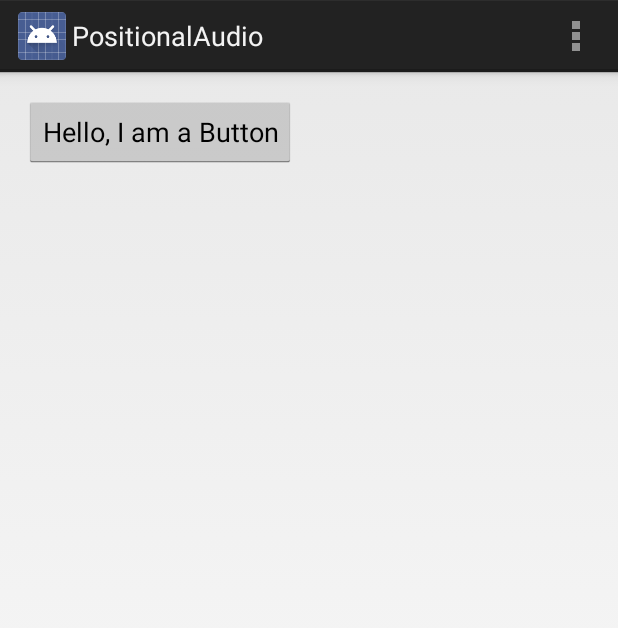
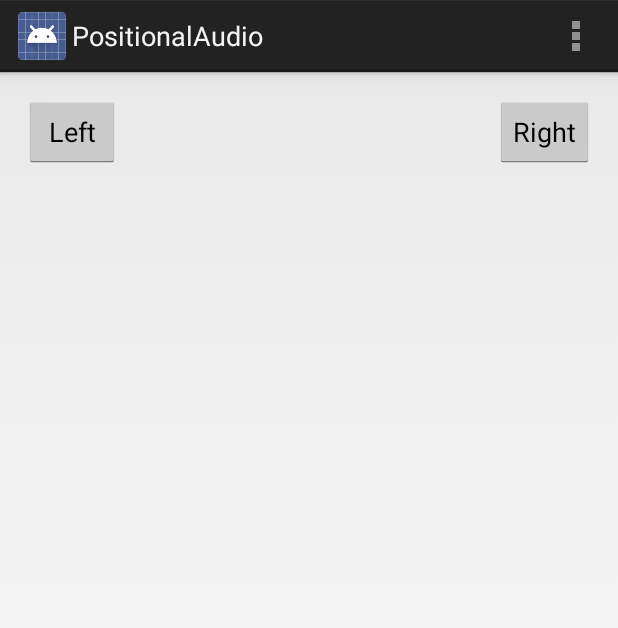
Before and after one commit to occamLab/eye-helper-audio, an Android app: the screen it shows after launch (MyActivity), on a phone screen of 412 x 824 dp. Shown: the top 628 px of the screen. Run offline under Robolectric (Android 15) with nearby library versions, the phone set to English and light mode, and no system bars.

Commit message:
Left and right buttons

```diff
--- a/PositionalAudio/app/src/main/res/layout/activity_my.xml
+++ b/PositionalAudio/app/src/main/res/layout/activity_my.xml
@@ -8,10 +8,24 @@
     android:paddingBottom="@dimen/activity_vertical_margin"
     tools:context=".MyActivity">
 
-    <Button android:id="@+id/button"
+    <Button android:id="@+id/button1"
         android:layout_width="wrap_content"
         android:layout_height="wrap_content"
-        android:text="Hello, I am a Button"
-        android:onClick="playSound"/>
+        android:text="Left"
+        android:onClick="playSound"
+        android:layout_alignParentTop="true"
+        android:layout_alignParentLeft="true"
+        android:layout_alignParentStart="true" />
+
+
+    <Button android:id="@+id/button2"
+        android:layout_width="wrap_content"
+        android:layout_height="wrap_content"
+        android:text="Right"
+        android:onClick="playSound"
+        android:layout_alignParentTop="true"
+        android:layout_alignParentRight="true"
+        android:layout_alignParentEnd="true" />
+
 
 </RelativeLayout>
```
